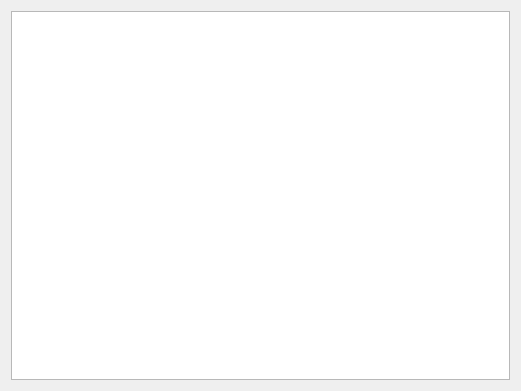
Old version of the form src/systemwindow.ui in the repository marcusbirkin/OTPView.
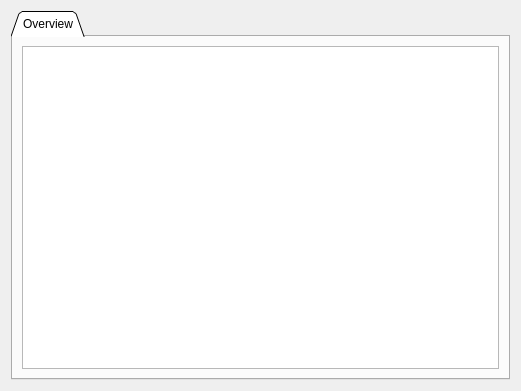
New version of the form.

The edit to the form file:
```diff
--- a/src/systemwindow.ui
+++ b/src/systemwindow.ui
@@ -12,6 +12,25 @@
   </property>
   <layout class="QVBoxLayout" name="verticalLayout">
    <item>
+    <widget class="QTabWidget" name="tabWidget">
+     <property name="tabPosition">
+      <enum>QTabWidget::North</enum>
+     </property>
+     <property name="tabShape">
+      <enum>QTabWidget::Triangular</enum>
+     </property>
+     <property name="currentIndex">
+      <number>0</number>
+     </property>
+     <property name="tabsClosable">
+      <bool>false</bool>
+     </property>
+     <widget class="QWidget" name="Overview">
+      <attribute name="title">
+       <string>Overview</string>
+      </attribute>
+      <layout class="QVBoxLayout" name="verticalLayout_2">
+       <item>
     <widget class="QTreeView" name="tvDetails">
      <property name="editTriggers">
       <set>QAbstractItemView::NoEditTriggers</set>
@@ -34,6 +53,10 @@
      <attribute name="headerShowSortIndicator" stdset="0">
       <bool>false</bool>
      </attribute>
+        </widget>
+       </item>
+      </layout>
+     </widget>
     </widget>
    </item>
   </layout>
```
Left out of the diff: 3 changed lines with no effect on the pictures. Lines whose indentation alone changed are shown as unchanged.
